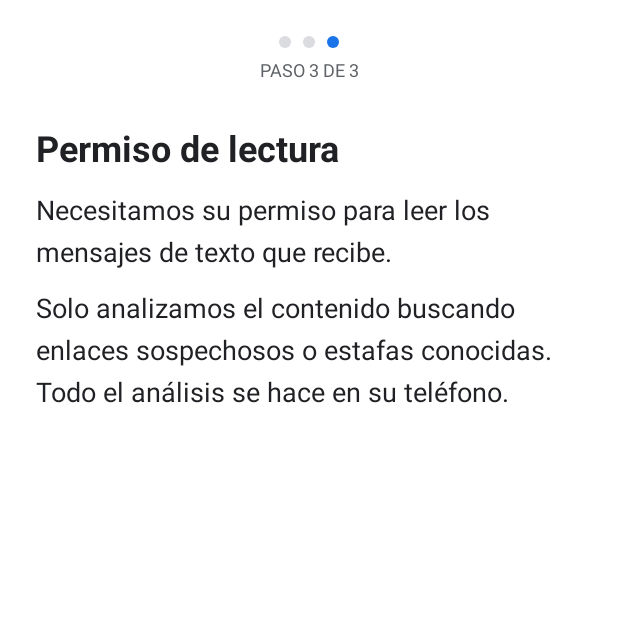
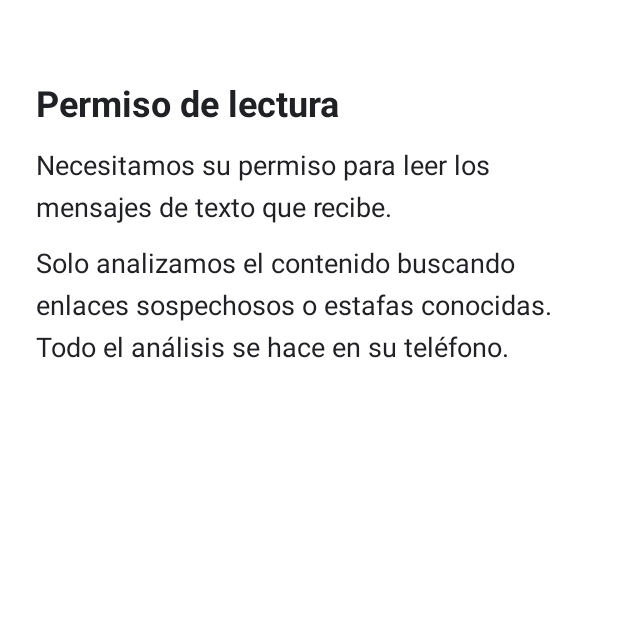
Before and after one commit to smishing-thesis/smishing-mobile-app, an Android app built with Jetpack Compose: the composable SmsPermissionScreen shown on its own in the app's theme, on a phone screen of 412 x 824 dp, the top half of it. Run offline under Robolectric (Android 15) with nearby library versions, the phone set to English and light mode, and no system bars.

Commit message:
Show the onboarding as two steps and drop the counter from the permission screen
The role grants the SMS read permission by itself, so the permission screen
only appears when the person removes it afterwards. The first run now reads
"PASO 1 DE 2" (welcome) and "PASO 2 DE 2" (default SMS app), and the permission
screen has no dots or step counter, since it is a recovery screen and not part
of a path.

The onboarding layout takes the step indicator as optional. The difference with
the mockup, which has three steps, is recorded in docs/textos-y-mockups.md.

```diff
--- a/app/src/debug/java/com/app/smishing/ui/designsystem/ComponentGalleryActivity.kt
+++ b/app/src/debug/java/com/app/smishing/ui/designsystem/ComponentGalleryActivity.kt
@@ -318,8 +318,8 @@ private fun OnboardingSection() {
     Box(Modifier.fillMaxWidth().height(560.dp).padding(horizontal = Spacing.Md).border(1.dp, SmishingPalette.Border)) {
         OnboardingStepLayout(
             stepIndex = 1,
-            stepCount = 3,
-            stepLabel = "PASO 2 DE 3",
+            stepCount = 2,
+            stepLabel = "PASO 2 DE 2",
             title = "Aplicación principal",
             primaryLabel = "Usar como aplicación por defecto",
             onPrimary = {},
--- a/app/src/main/java/com/app/smishing/ui/onboarding/DefaultSmsRoleScreen.kt
+++ b/app/src/main/java/com/app/smishing/ui/onboarding/DefaultSmsRoleScreen.kt
@@ -23,8 +23,8 @@ fun DefaultSmsRoleScreen(
 ) {
     OnboardingStepLayout(
         stepIndex = 1,
-        stepCount = 3,
-        stepLabel = stringResource(R.string.onboarding_step_two_of_three),
+        stepCount = 2,
+        stepLabel = stringResource(R.string.onboarding_step_two_of_two),
         title = stringResource(R.string.default_sms_title),
         modifier = modifier,
         primaryLabel = if (state == SmsRoleState.NotHeld) stringResource(R.string.default_sms_action) else null,
--- a/app/src/main/java/com/app/smishing/ui/onboarding/SmsPermissionScreen.kt
+++ b/app/src/main/java/com/app/smishing/ui/onboarding/SmsPermissionScreen.kt
@@ -11,7 +11,7 @@ import com.app.smishing.ui.designsystem.theme.SmishingPalette
 import com.app.smishing.ui.designsystem.theme.SmishingTypography
 
 /**
- * Paso 3 del onboarding: pide el permiso para leer los mensajes, después del rol de SMS. [blocked] es verdadero cuando
+ * Pantalla de recuperación (antes, el paso 3 del onboarding): pide el permiso para leer los mensajes, después del rol de SMS. [blocked] es verdadero cuando
  * Android ya no muestra la solicitud (se rechazó dos veces): entonces el botón lleva a los ajustes de la app.
  */
 @Composable
@@ -25,9 +25,10 @@ fun SmsPermissionScreen(
 ) {
     val granted = state == SmsPermissionState.Granted
     OnboardingStepLayout(
-        stepIndex = 2,
-        stepCount = 3,
-        stepLabel = stringResource(R.string.onboarding_step_three_of_three),
+        // Sin "PASO N DE M": el rol concede este permiso solo, y esta pantalla aparece solo si la persona lo quitó después.
+        stepIndex = null,
+        stepCount = null,
+        stepLabel = null,
         title = stringResource(R.string.sms_permission_title),
         modifier = modifier,
         primaryLabel = when {
--- a/app/src/main/java/com/app/smishing/ui/onboarding/WelcomeScreen.kt
+++ b/app/src/main/java/com/app/smishing/ui/onboarding/WelcomeScreen.kt
@@ -17,8 +17,8 @@ import com.app.smishing.ui.designsystem.theme.SmishingTypography
 fun WelcomeScreen(onNext: () -> Unit, modifier: Modifier = Modifier) {
     OnboardingStepLayout(
         stepIndex = 0,
-        stepCount = 3,
-        stepLabel = stringResource(R.string.onboarding_step_one_of_three),
+        stepCount = 2,
+        stepLabel = stringResource(R.string.onboarding_step_one_of_two),
         title = stringResource(R.string.welcome_title),
         modifier = modifier,
         primaryLabel = stringResource(R.string.welcome_next),
--- a/app/src/main/res/values/strings.xml
+++ b/app/src/main/res/values/strings.xml
@@ -2,8 +2,8 @@
     <string name="app_name">Smishing Detector</string>
 
     <!-- Onboarding, paso 2: aplicación de mensajería predeterminada (#2) -->
-    <string name="onboarding_step_one_of_three">PASO 1 DE 3</string>
-    <string name="onboarding_step_two_of_three">PASO 2 DE 3</string>
+    <string name="onboarding_step_one_of_two">PASO 1 DE 2</string>
+    <string name="onboarding_step_two_of_two">PASO 2 DE 2</string>
     <string name="onboarding_skip">Omitir por ahora</string>
     <string name="default_sms_title">Aplicación principal</string>
     <string name="default_sms_explanation_replace">Para poder filtrar las estafas, esta aplicación necesita reemplazar a su aplicación de mensajería actual.</string>
@@ -13,7 +13,6 @@
     <string name="default_sms_unavailable">Su teléfono no permite elegir esta aplicación como su aplicación de mensajería principal.</string>
 
     <!-- Onboarding, paso 3: permiso de lectura (#3) -->
-    <string name="onboarding_step_three_of_three">PASO 3 DE 3</string>
     <string name="onboarding_skip_short">Omitir</string>
     <string name="sms_permission_title">Permiso de lectura</string>
     <string name="sms_permission_explanation_read">Necesitamos su permiso para leer los mensajes de texto que recibe.</string>
```
Also changed, not shown: app/src/main/java/com/app/smishing/ui/designsystem/components/Onboarding.kt (+7 -4 lines), 2 other files.
